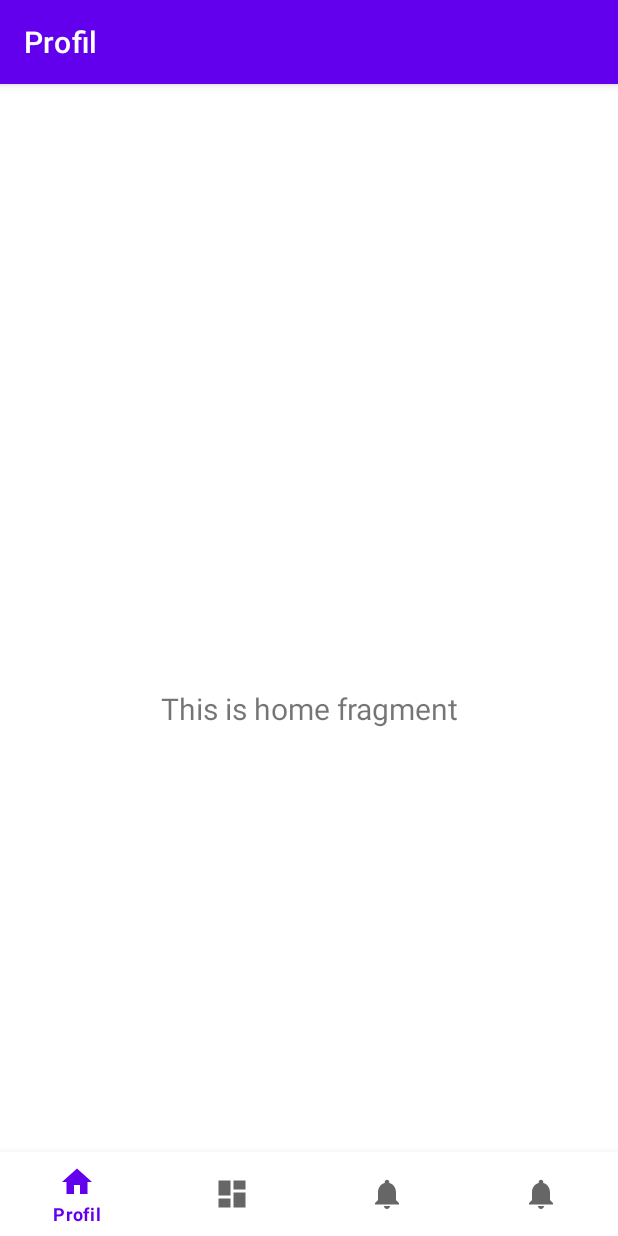
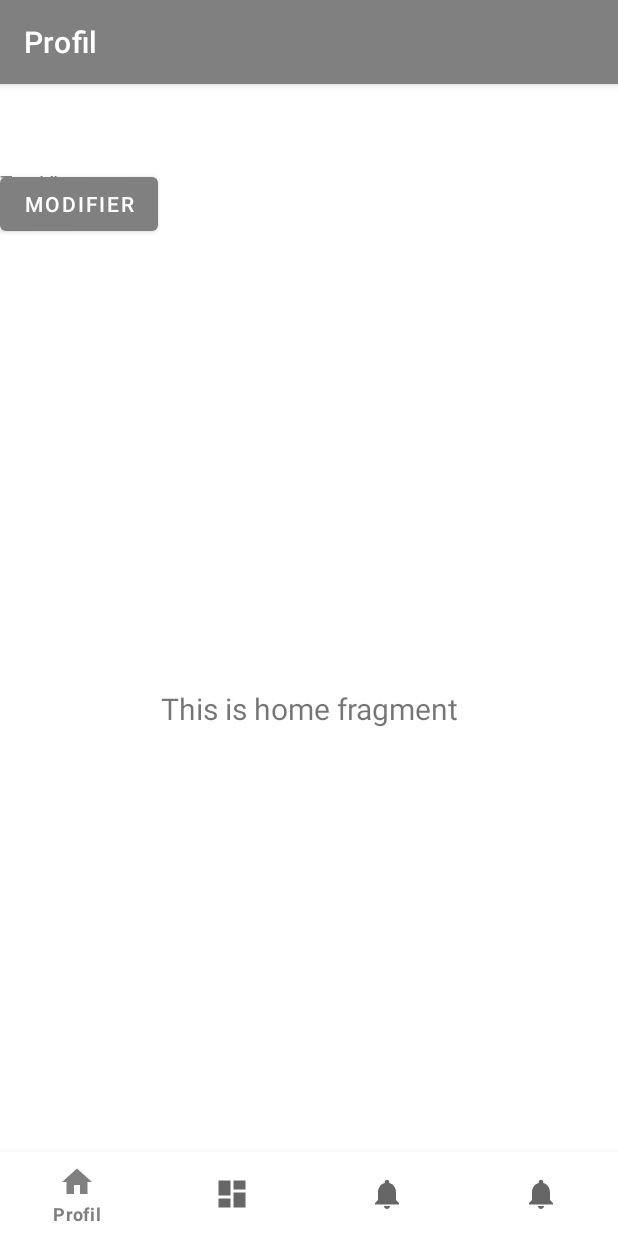
Before and after one commit to RenoultF/Xceed, an Android app: the screen it shows after launch (MainActivity), on a phone screen of 412 x 824 dp. Run offline under Robolectric (Android 15) with nearby library versions, the phone set to English and light mode, and no system bars; our stand-ins replace navigation-ui.

Commit message:
ajout de qq modifs xml

```diff
--- a/app/src/main/res/layout/activity_main.xml
+++ b/app/src/main/res/layout/activity_main.xml
@@ -26,9 +26,28 @@
         android:layout_height="match_parent"
         app:defaultNavHost="true"
         app:layout_constraintBottom_toTopOf="@id/nav_view"
+        app:layout_constraintHorizontal_bias="0.0"
         app:layout_constraintLeft_toLeftOf="parent"
         app:layout_constraintRight_toRightOf="parent"
         app:layout_constraintTop_toTopOf="parent"
+        app:layout_constraintVertical_bias="1.0"
         app:navGraph="@navigation/mobile_navigation" />
 
+    <Button
+        android:id="@+id/button3"
+        android:layout_width="wrap_content"
+        android:layout_height="wrap_content"
+        android:text="@string/modifier"
+        tools:layout_editor_absoluteX="156dp"
+        tools:layout_editor_absoluteY="258dp"
+        android:background="@android:color/red"/>
+
+    <TextView
+        android:id="@+id/textView2"
+        android:layout_width="wrap_content"
+        android:layout_height="wrap_content"
+        android:text="TextView"
+        tools:layout_editor_absoluteX="173dp"
+        tools:layout_editor_absoluteY="191dp" />
+
 </androidx.constraintlayout.widget.ConstraintLayout>
--- a/app/src/main/res/values/colors.xml
+++ b/app/src/main/res/values/colors.xml
@@ -7,4 +7,6 @@
     <color name="teal_700">#FF018786</color>
     <color name="black">#FF000000</color>
     <color name="white">#FFFFFFFF</color>
+    <color name="grey">#808080</color>
+    <color name="red">#6d071a</color>
 </resources>
--- a/app/src/main/res/values/strings.xml
+++ b/app/src/main/res/values/strings.xml
@@ -4,4 +4,5 @@
     <string name="title_chrono">Chronometre</string>
     <string name="title_exercice">Exercices</string>
     <string name="title_entrainements">Entrainements</string>
+    <string name="modifier">modifier</string>
 </resources>
--- a/app/src/main/res/values/themes.xml
+++ b/app/src/main/res/values/themes.xml
@@ -2,8 +2,8 @@
     <!-- Base application theme. -->
     <style name="Theme.Xceed" parent="Theme.MaterialComponents.DayNight.DarkActionBar">
         <!-- Primary brand color. -->
-        <item name="colorPrimary">@color/purple_500</item>
-        <item name="colorPrimaryVariant">@color/purple_700</item>
+        <item name="colorPrimary">@color/grey</item>
+        <item name="colorPrimaryVariant">@color/grey</item>
         <item name="colorOnPrimary">@color/white</item>
         <!-- Secondary brand color. -->
         <item name="colorSecondary">@color/teal_200</item>
```
